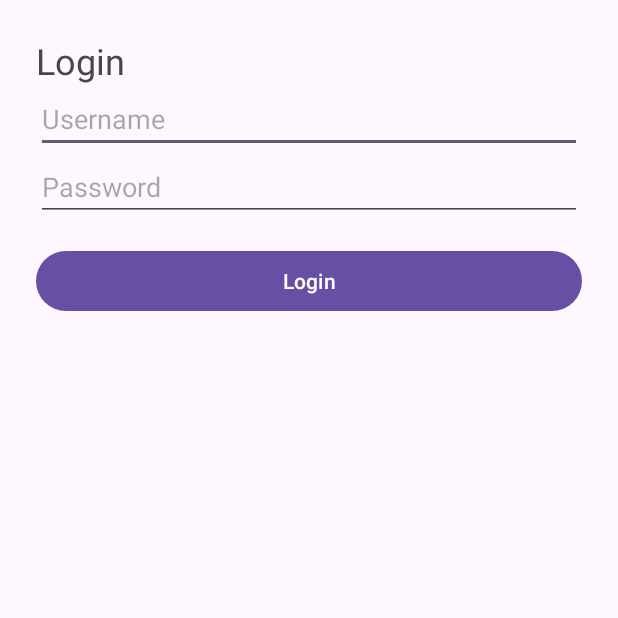
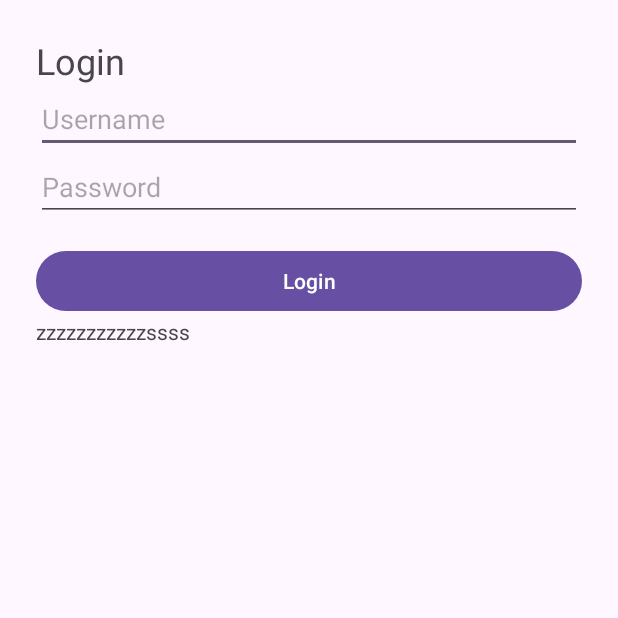
Before and after one commit to kalyan7391/MyITR, an Android app: the screen it shows after launch (LoginActivity), on a phone screen of 412 x 824 dp, the top half of it. Run offline under Robolectric (Android 15) with nearby library versions, the phone set to English and light mode, and no system bars.

```diff
--- a/app/src/main/res/layout/activity_login.xml
+++ b/app/src/main/res/layout/activity_login.xml
@@ -26,4 +26,10 @@
         android:layout_width="match_parent"
         android:layout_height="wrap_content"
         android:layout_marginTop="16dp"/>
+
+    <TextView
+        android:id="@+id/textView"
+        android:layout_width="match_parent"
+        android:layout_height="wrap_content"
+        android:text="zzzzzzzzzzzssss" />
 </LinearLayout>
```
